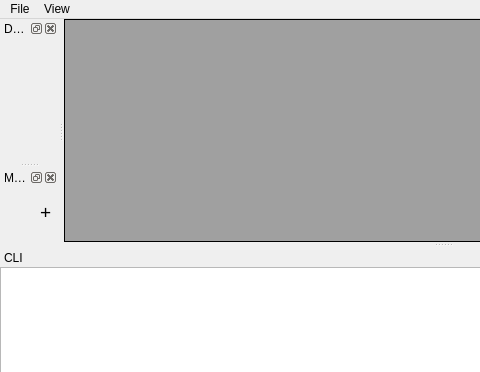
Above: qt_files/comp_app.ui from UBC-Rocket/UBCRocketGroundStation before the change; both pictures show x 0 to 480 and y 0 to 372 of the 886 by 509 pixel window. Below: the same form after it.
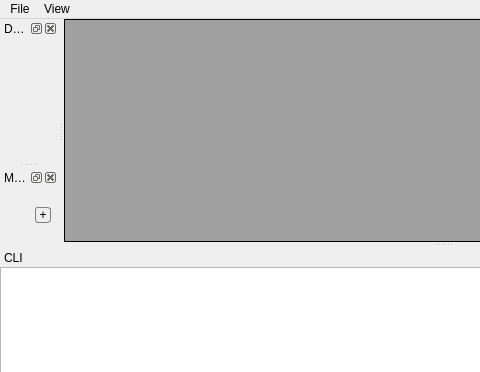
That is the form after the change.

Commit message: Zoom buttons

```diff
--- a/qt_files/comp_app.ui
+++ b/qt_files/comp_app.ui
@@ -228,25 +228,7 @@
       <enum>Qt::Horizontal</enum>
      </property>
     </widget>
-    <widget class="QLabel" name="label">
-     <property name="geometry">
-      <rect>
-       <x>40</x>
-       <y>15</y>
-       <width>21</width>
-       <height>21</height>
-      </rect>
-     </property>
-     <property name="font">
-      <font>
-       <pointsize>14</pointsize>
-      </font>
-     </property>
-     <property name="text">
-      <string>+</string>
-     </property>
-    </widget>
-    <widget class="QLabel" name="label_2">
+    <widget class="QPushButton" name="zoom_out_button">
      <property name="geometry">
       <rect>
        <x>190</x>
@@ -266,8 +248,24 @@
      <property name="text">
       <string>-</string>
      </property>
-     <property name="scaledContents">
-      <bool>false</bool>
+    </widget>
+    <widget class="QPushButton" name="zoom_in_button">
+     <property name="geometry">
+      <rect>
+       <x>35</x>
+       <y>20</y>
+       <width>16</width>
+       <height>16</height>
+      </rect>
+     </property>
+     <property name="styleSheet">
+      <string notr="true">border-radius: 3px;
+border-style:solid;
+border-color:grey;
+border-width: 1px;</string>
+     </property>
+     <property name="text">
+      <string>+</string>
      </property>
     </widget>
    </widget>
```
Left out of the diff: 18 changed lines with no effect on the pictures. The commit also changes 1 other file.
